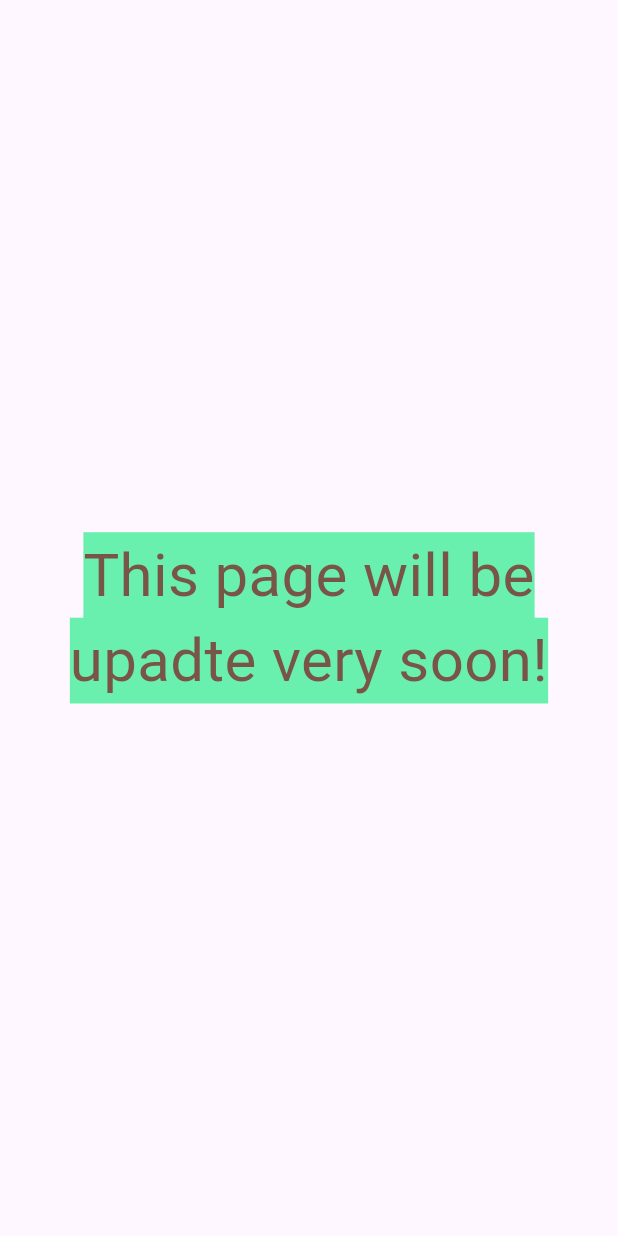
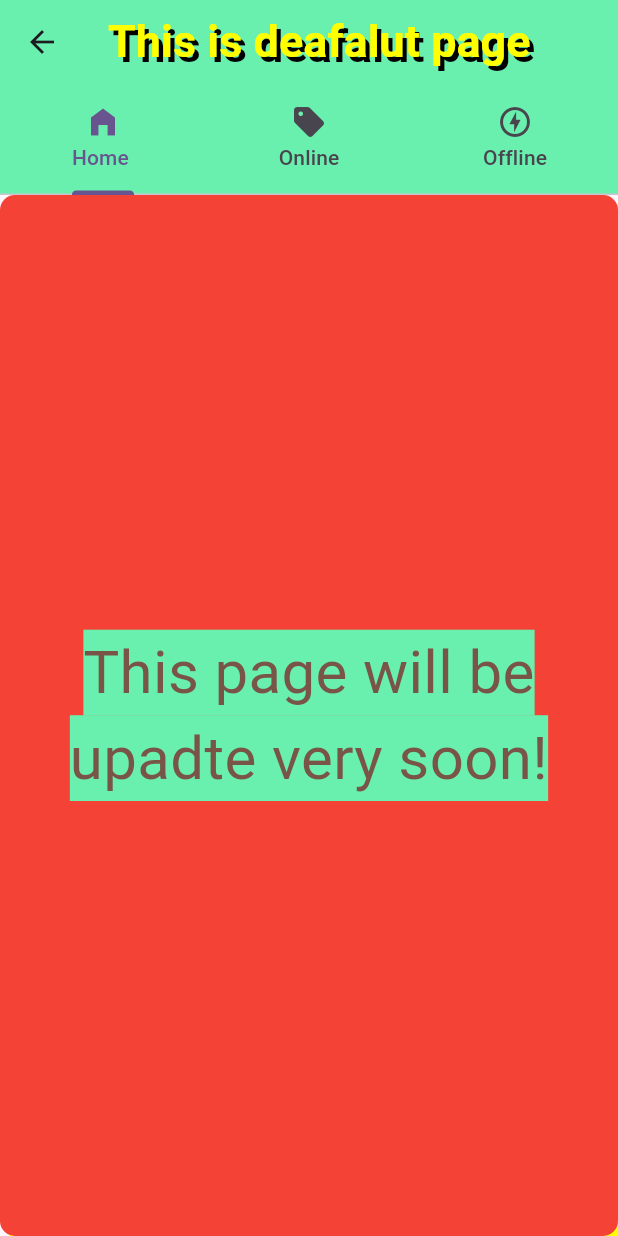
Before and after one commit to mdrazaulkabir/to_do_app, a Flutter app: the customPage screen opened directly, on a phone screen of 412 x 824 dp. Run offline on Flutter 3.47's test engine with Material 3 defaults, Android fonts, the phone set to English and light mode, and no system bars.

Commit message:
this is for only defalut page

```diff
--- a/lib/customPage.dart
+++ b/lib/customPage.dart
@@ -1,4 +1,5 @@
 import 'package:flutter/material.dart';
+import 'package:to_do_app/defalutWidget.dart';
 
 class customPage extends StatefulWidget {
   const customPage({super.key});
@@ -10,13 +11,43 @@ class customPage extends StatefulWidget {
 class _customPageState extends State<customPage> {
   @override
   Widget build(BuildContext context) {
-    return Scaffold(
-      body: Center(
-        child: Text(
-          "This page will be upadte very soon!",
-          style: TextStyle(fontSize: 40, color: Colors.brown,backgroundColor: Colors.greenAccent),
-          textAlign: TextAlign.center,
+    return DefaultTabController(
+      length: 3,
+      child: Scaffold(
+        appBar: AppBar(
+          title: Text(
+            "This is deafalut page",
+            style: TextStyle(
+                fontSize: 30,
+                fontWeight: FontWeight.bold,
+                color: Colors.yellowAccent,
+                shadows: [BoxShadow(offset: Offset(3, 3))]),
+          ),
+          centerTitle: true,
+          backgroundColor: Colors.greenAccent,
+          bottom: TabBar(tabs:[
+            Tab(text: "Home ",icon: Icon(Icons.home_filled),),
+            Tab(text: "Online",icon: Icon(Icons.sell),),
+            Tab(text: "Offline",icon: Icon(Icons.offline_bolt_outlined),)
+          ]),
         ),
+        body: TabBarView(children: [
+          defaultWidget(color:Colors.red,),
+          defaultWidget(color: Colors.greenAccent,),
+          defaultWidget(color: Colors.blue,),
+        ]),
+
+
+        // body: Center(
+        //   child: Text(
+        //     "This page will be upadte very soon!",
+        //     style: TextStyle(
+        //         fontSize: 40,
+        //         color: Colors.brown,
+        //         backgroundColor: Colors.greenAccent),
+        //     textAlign: TextAlign.center,
+        //   ),
+        // ),
       ),
     );
   }
--- /dev/null
+++ b/lib/defalutWidget.dart
@@ -0,0 +1,29 @@
+import 'package:flutter/material.dart';
+
+class defaultWidget extends StatelessWidget {
+  final Color color;
+  const defaultWidget({super.key,required this.color});
+
+  @override
+  Widget build(BuildContext context) {
+    return Container(
+      height: 200,
+      width: 200,
+      decoration: BoxDecoration(
+        color:color,
+        borderRadius: BorderRadius.circular(10),
+        boxShadow: [BoxShadow(offset: Offset(5, 5),color: Colors.yellowAccent)]
+      ),
+      child: Center(
+        child: Text(
+          "This page will be upadte very soon!",
+          style: TextStyle(
+              fontSize: 40,
+              color: Colors.brown,
+              backgroundColor: Colors.greenAccent),
+          textAlign: TextAlign.center,
+        ),
+      ),
+    );
+  }
+}
--- a/lib/main.dart
+++ b/lib/main.dart
@@ -1,4 +1,5 @@
 import 'package:flutter/material.dart';
+import 'package:to_do_app/customPage.dart';
 import 'package:to_do_app/login.dart';
 import 'package:to_do_app/signUp.dart';
 import 'package:to_do_app/toDoApp.dart';
@@ -35,7 +36,7 @@ class MyApp extends StatelessWidget {
         colorScheme: ColorScheme.fromSeed(seedColor: Colors.deepPurple),
         useMaterial3: true,
       ),
-      home: login(),
+      home: customPage(),
     );
   }
 }
```
